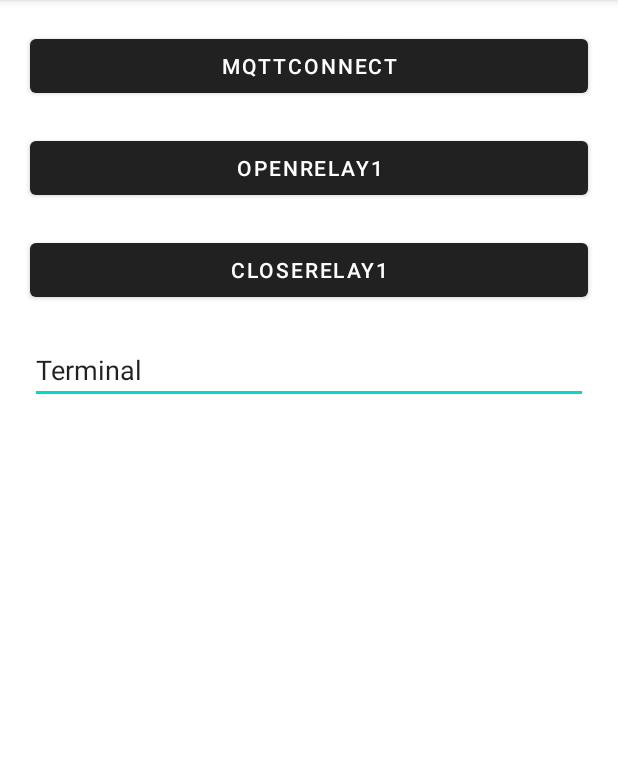
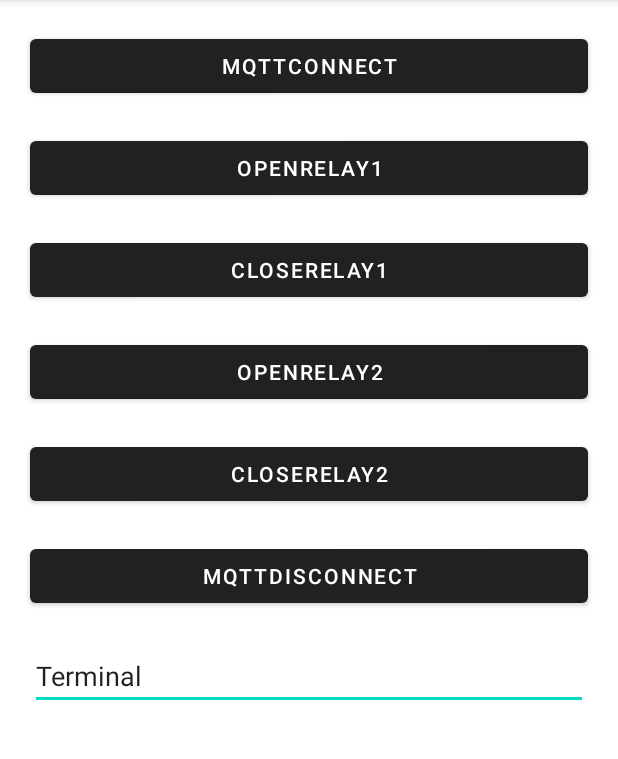
Before and after one commit to heliopas/AlarmPrj2, an Android app built with Jetpack Compose: the screen it shows after launch (MainActivity), after a tap on "OPENRELAY1", on a phone screen of 412 x 824 dp, the part 84-843 px from its top. Run offline under Robolectric (Android 15) with nearby library versions, the phone set to English and light mode, and no system bars; libraries missing offline, so code that uses them is left out: org.eclipse.paho; 5 statements that could not run were skipped.

Commit message:
EditText console funcionando

```diff
--- a/KotlinAppMqtt/app/src/main/java/com/example/alarmprjapp/ui/activity/MainActivity.kt
+++ b/KotlinAppMqtt/app/src/main/java/com/example/alarmprjapp/ui/activity/MainActivity.kt
@@ -7,6 +7,7 @@ import android.service.controls.actions.FloatAction
 import android.util.Log
 import android.view.View
 import android.widget.Button
+import android.widget.EditText
 import android.widget.Toast
 import androidx.activity.ComponentActivity
 import androidx.activity.compose.setContent
@@ -47,15 +48,15 @@ class MainActivity : AppCompatActivity(R.layout.mainpage) {
 
         //val serverMqtt = "broker.emqx.io"
 
-        val serverMqtt = "tcp://broker.hivemq.com"
+        val serverMqtt = "tcp://broker.hivemq.com:1883"
 
-        mqttClient = MqttAndroidClient(context, serverMqtt, "hpr")
-
+        mqttClient = MqttAndroidClient(context, serverMqtt, "AndroidAlarm")
 
         mqttClient.setCallback(object : MqttCallback{
 
             override fun messageArrived(topic: String?, message: MqttMessage?) {
                 Log.d(TAG, "Receive message: ${message.toString()} from topic: $topic")
+
             }
 
             override fun connectionLost(cause: Throwable?) {
@@ -63,10 +64,12 @@ class MainActivity : AppCompatActivity(R.layout.mainpage) {
             }
 
             override fun deliveryComplete(token: IMqttDeliveryToken?) {
+                Log.d(TAG, "        Message delivered successfully!!")
 
             }
 
         })
+
 
         val options = MqttConnectOptions()
 
@@ -77,10 +80,12 @@ class MainActivity : AppCompatActivity(R.layout.mainpage) {
             mqttClient.connect(options, null, object : IMqttActionListener{
                 override fun onSuccess(asyncActionToken: IMqttToken?) {
                     Log.d(TAG, "Connection success")
+                    printConsole("Connection success")
                 }
 
                 override fun onFailure(asyncActionToken: IMqttToken?, exception: Throwable?) {
                     Log.d(TAG, "Connection failure", exception)
+                    printConsole("Connection failure")
                 }
             })
         }catch (e : MqttException){
@@ -102,15 +107,48 @@ class MainActivity : AppCompatActivity(R.layout.mainpage) {
             mqttClient.publish(topic, message, null, object : IMqttActionListener {
                 override fun onSuccess(asyncActionToken: IMqttToken?) {
                     Log.d(TAG, "$msg published to $topic")
+                    printConsole("$msg published to $topic")
                 }
 
                 override fun onFailure(asyncActionToken: IMqttToken?, exception: Throwable?) {
                     Log.d(TAG, "Failed to publish $msg to $topic")
+                    printConsole("Failed to publish $msg to $topic")
                 }
             })
         } catch (e: MqttException) {
             e.printStackTrace()
         }
+    }
+
+    fun disconnect() {
+
+        try {
+
+            mqttClient.disconnect(null, object : IMqttActionListener{
+                override fun onSuccess(asyncActionToken: IMqttToken?) {
+                    Log.d(TAG, "Client disconnection success!!")
+                    printConsole("Client disconnection success!!")
+                }
+
+                override fun onFailure(asyncActionToken: IMqttToken?, exception: Throwable?) {
+                    Log.e(TAG, "Client disconnection failed!!")
+                    printConsole("Client disconnection failed!!")
+                }
+            })
+
+        }catch (e : MqttException){
+            e.printStackTrace()
+            Log.d(TAG, "Disconnection error!!!", e)
+        }
+
+
+    }
+
+    fun printConsole( topic: String ){
+
+        val console = findViewById<EditText>(R.id.terminal)
+        console.setText(topic)
+
     }
 
     @SuppressLint("WrongViewCast", "MissingInflatedId")
@@ -121,7 +159,6 @@ class MainActivity : AppCompatActivity(R.layout.mainpage) {
         val mqttConnect = findViewById<Button>(R.id.MqttConnect)
         mqttConnect.setOnClickListener {
             Log.i(TAG, "Mqtt connect pressed!!!!")
-
             connect(context = this)
 
         }
@@ -130,7 +167,7 @@ class MainActivity : AppCompatActivity(R.layout.mainpage) {
         openRelay1.setOnClickListener {
             Log.i(TAG, "Relay 1 connect command clicked!!!!")
 
-            publish("tst/esp32", "501")
+            publish("tst/esp32", "101")
 
         }
 
@@ -139,7 +176,31 @@ class MainActivity : AppCompatActivity(R.layout.mainpage) {
 
             Log.i(TAG, "Relay 1 close command clicked!!!!")
 
+            publish("tst/esp32", "100")
+        }
+
+        val openRelay2 = findViewById<Button>(R.id.OpenRelay2)
+        openRelay2.setOnClickListener {
+            Log.i(TAG, "Buzzer on command clicked!!!!")
+
+            publish("tst/esp32", "501")
+
+        }
+
+        val closeRelay2 = findViewById<Button>(R.id.CloseRelay2)
+        closeRelay2.setOnClickListener {
+
+            Log.i(TAG, "Buzzer off command clicked!!!!")
+
             publish("tst/esp32", "500")
+
+        }
+
+        val mqttClose = findViewById<Button>(R.id.MqttDisconnect)
+        mqttClose.setOnClickListener {
+
+            Log.i(TAG, "Client disconnected!!!!")
+            disconnect()
         }
 
 
--- a/KotlinAppMqtt/app/src/main/res/layout/mainpage.xml
+++ b/KotlinAppMqtt/app/src/main/res/layout/mainpage.xml
@@ -47,14 +47,48 @@
             app:layout_constraintTop_toBottomOf="@id/OpenRelay1"
             app:layout_constraintVertical_bias="1" />
 
+        <Button
+            android:id="@+id/OpenRelay2"
+            android:layout_width="match_parent"
+            android:layout_height="wrap_content"
+            android:layout_margin="20dp"
+            android:text="OpenRelay2"
+            app:layout_constraintEnd_toEndOf="@id/CloseRelay1"
+            app:layout_constraintStart_toStartOf="@id/CloseRelay1"
+            app:layout_constraintTop_toBottomOf="@id/CloseRelay1"
+            app:layout_constraintVertical_bias="1" />
+
+        <Button
+            android:id="@+id/CloseRelay2"
+            android:layout_width="match_parent"
+            android:layout_height="wrap_content"
+            android:layout_margin="20dp"
+            android:text="CloseRelay2"
+            app:layout_constraintEnd_toEndOf="@id/OpenRelay2"
+            app:layout_constraintStart_toStartOf="@id/OpenRelay2"
+            app:layout_constraintTop_toBottomOf="@id/OpenRelay2"
+            app:layout_constraintVertical_bias="1" />
+
+        <Button
+            android:id="@+id/MqttDisconnect"
+            android:layout_width="match_parent"
+            android:layout_height="wrap_content"
+            android:layout_margin="20dp"
+            android:text="MQTTDISCONNECT"
+            app:layout_constraintEnd_toEndOf="@id/CloseRelay2"
+            app:layout_constraintStart_toStartOf="@id/CloseRelay2"
+            app:layout_constraintTop_toBottomOf="@id/CloseRelay2"
+            app:layout_constraintVertical_bias="1" />
+
         <EditText
+            android:id="@+id/terminal"
             android:layout_width="match_parent"
             android:layout_height="wrap_content"
             android:layout_margin="20dp"
             android:text="Terminal"
-            app:layout_constraintEnd_toEndOf="@id/CloseRelay1"
-            app:layout_constraintStart_toStartOf="@id/CloseRelay1"
-            app:layout_constraintTop_toBottomOf="@id/CloseRelay1"/>
+            app:layout_constraintEnd_toEndOf="@id/MqttDisconnect"
+            app:layout_constraintStart_toStartOf="@id/MqttDisconnect"
+            app:layout_constraintTop_toBottomOf="@id/MqttDisconnect"/>
 
 
     </androidx.constraintlayout.widget.ConstraintLayout>
```
Also changed, not shown: 3 other files.
